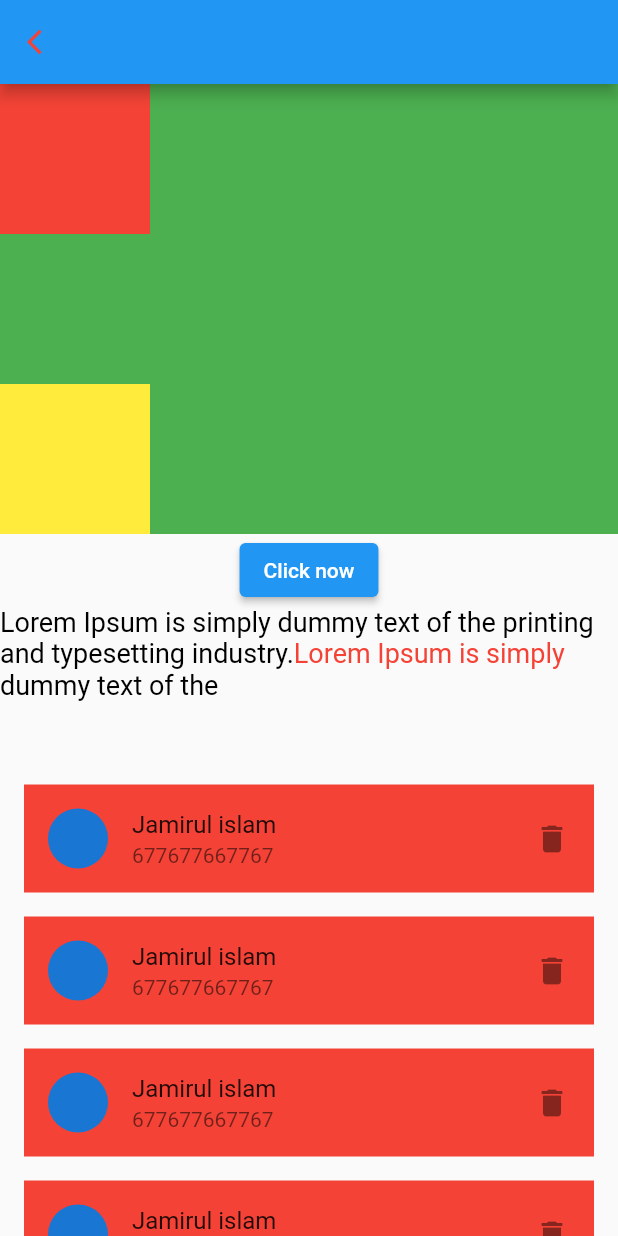
After one commit to rowjoy/Class-one-widget-, a Flutter app: the screen it shows after launch, after a tap on "Next page", on a phone screen of 412 x 824 dp. The commit adds this screen. Run offline on Flutter 3.47's test engine with Material 2 defaults, Android fonts, the phone set to English and light mode, and no system bars.

Commit message:
Class two

```diff
--- a/lib/home.dart
+++ b/lib/home.dart
@@ -1,6 +1,7 @@
 // ignore_for_file: prefer_const_constructors
 
 
+import 'package:class_one/home_screen.dart';
 import 'package:flutter/material.dart';
 class HomeScreen extends StatefulWidget {
   const HomeScreen({super.key});
@@ -56,25 +57,30 @@ class _HomeScreenState extends State<HomeScreen> {
                         ),
                       ],
                     ),
-                    const SizedBox(height: 15,),
                     SizedBox(
                       width: MediaQuery.of(context).size.width,
                       height: 45,
                       child: Padding(
                         padding: const EdgeInsets.only(left: 15,right: 15),
+                        child: Tooltip (
+                          message: "Next Page",
                           child: ElevatedButton(
                             style: ElevatedButton.styleFrom(
                               backgroundColor: Colors.red,
                               elevation: 10,
                             ),
                             onPressed: (){
-
+                              // Navigator.push(context,
+                              //   MaterialPageRoute(builder: (context) => CLassTwo()),
+                              // );
+                               Navigator.push(context,  MaterialPageRoute(builder: (context)=> CLassTwo()));
                             },
-                          child:  const Text("Save",
+                            child: Text("Next page",
                               style: TextStyle(
                                 color: Colors.white,
                                 fontWeight: FontWeight.bold,
                                 fontSize: 20,
+                              ),
                             ),
                           ),
                         ),
--- /dev/null
+++ b/lib/home_screen.dart
@@ -0,0 +1,126 @@
+// ignore_for_file: prefer_const_constructors
+
+import 'package:flutter/material.dart';
+
+class CLassTwo extends StatefulWidget {
+  const CLassTwo({super.key});
+
+  @override
+  State<CLassTwo> createState() => _CLassTwoState();
+}
+
+class _CLassTwoState extends State<CLassTwo> {
+  @override
+  Widget build(BuildContext context) {
+    return Scaffold(
+      appBar: AppBar(
+        automaticallyImplyLeading: false,
+        leading: InkWell (
+          onTap: (){
+            Navigator.pop(context);
+          },
+          child: Icon(
+            Icons.arrow_back_ios ,
+            size: 20,
+            color:  Colors.red,)
+          ) ,
+      ),
+      body: SingleChildScrollView (
+        child: SafeArea(
+          child: Column(
+            children: [
+              Stack (
+                children: [
+                  Container(
+                    height: 300,
+                    width: MediaQuery.of(context).size.width,
+                    color: Colors.green,
+                  ),
+
+                  Container(
+                    height: 100,
+                    width: 100,
+                    color: Colors.red,
+                  ),
+
+                  Positioned(
+                    top: 200,
+                     child: Container(
+                      height: 100,
+                      width: 100,
+                      color: Colors.yellow,
+                               ),
+                   ),
+
+
+                ],
+              ),
+
+              ElevatedButton(
+                onPressed: () {
+                  showDialog(
+                    context: context,
+                    builder: (context){
+                      return AlertDialog(
+                        title:  Text("Done") ,
+                        actions: [
+                          TextButton(
+                            onPressed: (){
+                              Navigator.pop(context);
+                            },
+                            child: Text("Cancle")),
+                        ],
+                      );
+                    }
+                  );
+                },
+                 child: Text("Click now"),
+              ),
+
+             RichText(
+                text: TextSpan(
+                  text: 'Lorem Ipsum is simply dummy text of the printing and typesetting industry.',
+                  style: TextStyle(
+                    color: Colors.black,
+                    fontSize: 18,
+                  ),
+                  // ignore: prefer_const_literals_to_create_immutables
+                  children: [
+                    TextSpan(
+                      text: 'Lorem Ipsum is simply',
+                      style: TextStyle(color: Colors.red),
+                    ),
+                    TextSpan(text: '  dummy text of the'),
+                  ],
+                ),
+              ),
+
+
+             SizedBox(height: 40,),
+
+             Padding(
+               padding: const EdgeInsets.all(8.0),
+               child: ListView.builder(
+                 itemCount: 10,
+                 shrinkWrap: true,
+                 itemBuilder: (context, index ){
+                  return Padding(
+                    padding: const EdgeInsets.all(8.0),
+                    child: ListTile(
+                     title: Text("Jamirul islam"),
+                     subtitle: Text("677677667767"),
+                     tileColor: Colors.red,
+                     leading: CircleAvatar(),
+                     trailing: Icon(Icons.delete),
+                    ),
+                  );
+                 }
+                ),
+              ),
+            ],
+          ),
+        ),
+      ),
+    );
+  }
+}
```
Lines whose indentation alone changed are shown as unchanged.
